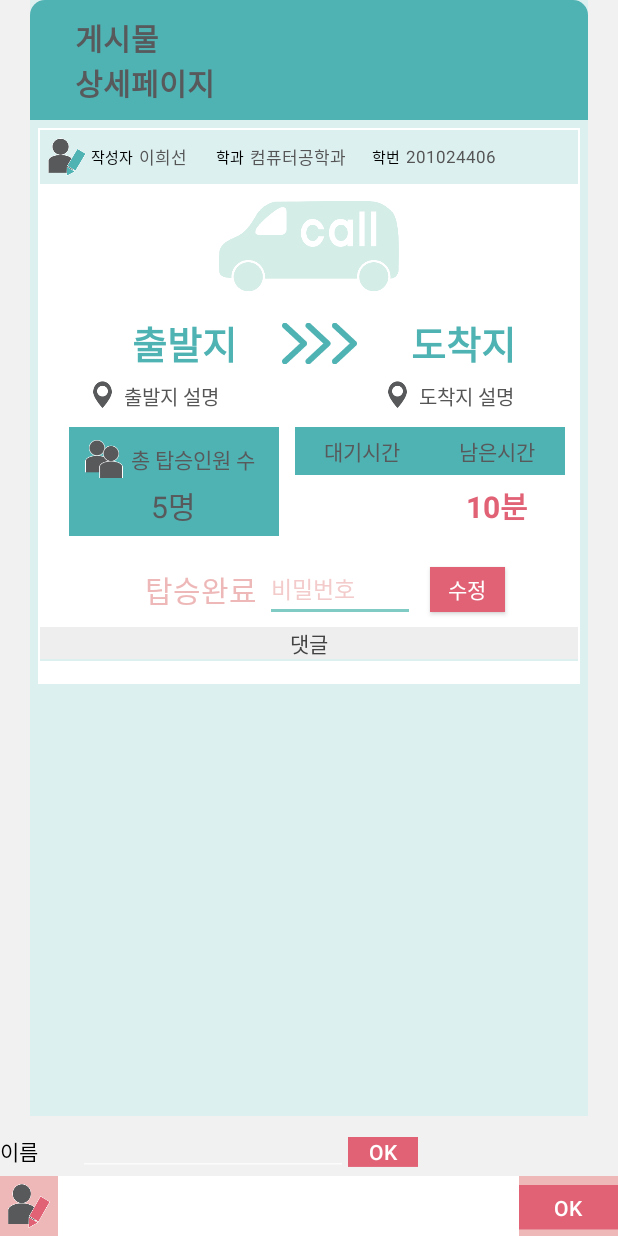
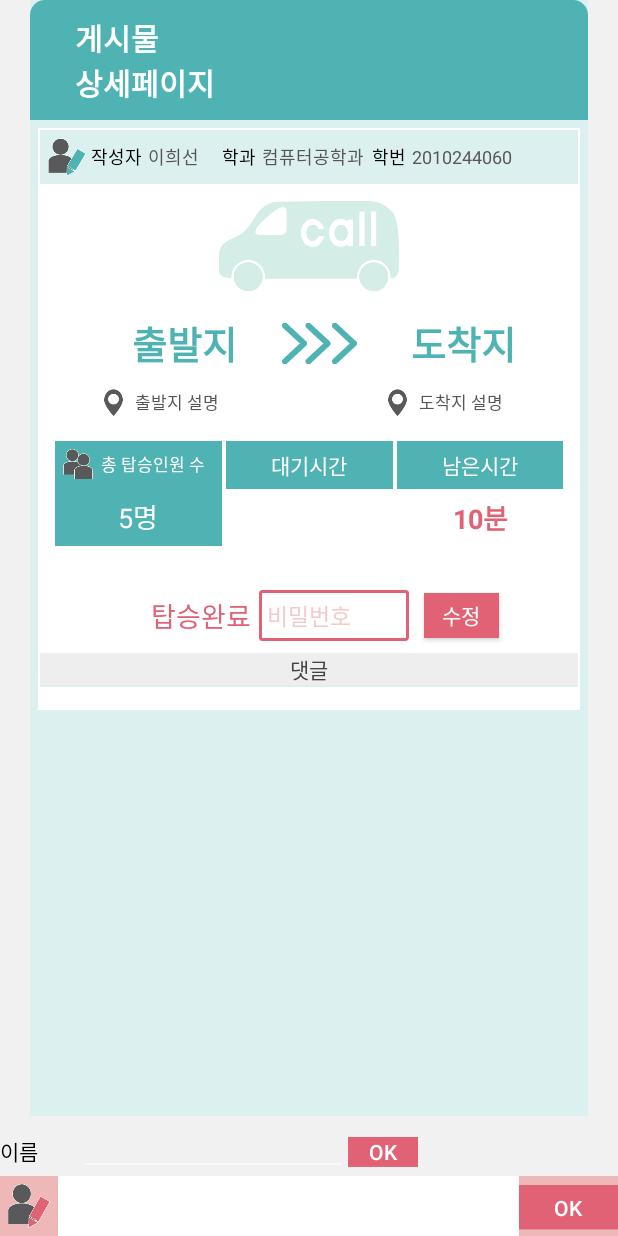
Before and after one commit to angalle/SMS, an Android app: the BoardDetailPage screen opened directly, with no data from a screen before it, on a phone screen of 412 x 824 dp. Run offline under Robolectric (Android 15) with nearby library versions, the light colour scheme and no system bars; libraries missing offline, so code that uses them is left out: com.loopj.android, cz.msebera.android; Roboto replaces fonts that are not available here; 4 statements that could not run were skipped.

Commit message:
상세 view 수정

```diff
--- a/app/src/main/java/univ/sm/board/BoardActivity.java
+++ b/app/src/main/java/univ/sm/board/BoardActivity.java
@@ -106,7 +106,6 @@ public class BoardActivity extends FragmentActivity implements View.OnClickListe
                 if(params == null){
                     return ;
                 }
-
 
                 LoopjConnection connection = LoopjConnection.getInstance(getApplicationContext());
                 connection.addPosting(params,board_list);
--- /dev/null
+++ b/app/src/main/res/drawable-hdpi/background_inputext.xml
@@ -0,0 +1,8 @@
+<?xml version="1.0" encoding="utf-8"?>
+<shape xmlns:android="http://schemas.android.com/apk/res/android">
+    <corners
+        android:radius="1dp"
+        />
+    <stroke android:width="2dip" android:color="#e16175"/>
+
+</shape>
--- a/app/src/main/res/layout/board_post_detail.xml
+++ b/app/src/main/res/layout/board_post_detail.xml
@@ -34,7 +34,7 @@
                     android:padding="10dp"
                     android:layout_marginLeft="20dp"
                     android:text="게시물 \n상세페이지"
-                    android:textColor="#58595b"
+                    android:textColor="#ffffff"
                     android:textSize="20dp"
                     android:textStyle="bold" />
 
@@ -72,55 +72,55 @@
                     android:layout_height="wrap_content"
                     android:paddingLeft="3dp"
                     android:text="작성자"
-                    android:textSize="10sp"
+                    android:textSize="12sp"
                     android:textColor="#000000" />
 
                 <TextView
                     android:id="@+id/WRITE_NAME_view"
-                    android:layout_width="55dp"
+                    android:layout_width="53dp"
                     android:layout_height="wrap_content"
                     android:maxLines="1"
                     android:paddingLeft="4dp"
                     android:paddingRight="5dp"
                     android:text="이희선"
                     android:textColor="#555555"
-                    android:textSize="11sp" />
+                    android:textSize="12sp" />
 
                 <TextView
                     android:layout_width="wrap_content"
                     android:layout_height="wrap_content"
                     android:text="학과"
-                    android:textSize="10sp"
+                    android:textSize="12sp"
                     android:textColor="#000000" />
 
                 <TextView
                     android:id="@+id/DEPARTMENT_view"
-                    android:layout_width="85dp"
+                    android:layout_width="77dp"
                     android:layout_height="wrap_content"
                     android:maxLines="1"
                     android:paddingLeft="4dp"
                     android:paddingRight="5dp"
                     android:text="컴퓨터공학과"
                     android:textColor="#555555"
-                    android:textSize="11sp" />
+                    android:textSize="12sp" />
 
                 <TextView
                     android:layout_width="wrap_content"
                     android:layout_height="wrap_content"
                     android:text="학번"
-                    android:textSize="10sp"
+                    android:textSize="12sp"
                     android:textColor="#000000" />
 
                 <TextView
                     android:id="@+id/STUDENT_NO_view"
-                    android:layout_width="75dp"
+                    android:layout_width="80dp"
                     android:layout_height="wrap_content"
                     android:maxLines="1"
                     android:paddingLeft="4dp"
                     android:paddingRight="5dp"
                     android:text="2010244060"
                     android:textColor="#555555"
-                    android:textSize="11sp" />
+                    android:textSize="12sp" />
             </LinearLayout>
             <LinearLayout
                 android:layout_width="match_parent"
@@ -187,8 +187,8 @@
                 android:layout_width="match_parent"
                 android:layout_height="match_parent"
                 android:orientation="horizontal"
-                android:layout_gravity="center_vertical"
-                android:paddingBottom="10dp"
+                android:layout_gravity="center"
+                android:padding="5dp"
                 android:gravity="center_horizontal">
                 <ImageView
                     android:layout_width="18dp"
@@ -204,7 +204,7 @@
                     android:paddingRight="10dp"
                     android:text="출발지 설명"
                     android:textColor="#555555"
-                    android:textSize="13sp" />
+                    android:textSize="11sp" />
 
                 <View
                     android:layout_width="50dp"
@@ -226,117 +226,122 @@
                     android:paddingRight="10dp"
                     android:text="도착지 설명"
                     android:textColor="#555555"
-                    android:textSize="13sp" />
+                    android:textSize="11sp" />
 
             </LinearLayout>
 
-            <GridLayout
+            <LinearLayout
                 android:layout_width="match_parent"
-                android:layout_height="wrap_content"
-                android:layout_gravity="center"
-                android:layout_marginLeft="10dp"
-                android:layout_marginRight="10dp"
-                android:columnCount="3"
-                android:rowCount="2">
+                android:layout_height="match_parent"
+                android:orientation="horizontal"
+                android:padding="10dp"
+                android:weightSum="3">
+
                 <LinearLayout
-                    android:layout_rowSpan="2"
-                    android:layout_gravity="center"
-                    android:layout_width="140dp"
-                    android:layout_height="wrap_content"
+                    android:layout_width="match_parent"
+                    android:layout_height="match_parent"
+                    android:layout_margin="1dp"
                     android:orientation="vertical"
-                    android:gravity="center"
-                    android:padding="5dp"
-                    android:background="#4fb2b3">
+                    android:background="#4fb2b3"
+                    android:layout_weight="1"
+                    android:weightSum="2">
 
                     <LinearLayout
                         android:layout_gravity="center"
-                    android:layout_width="wrap_content"
+                        android:layout_width="match_parent"
                         android:layout_height="wrap_content"
+                        android:layout_weight="1"
+                        android:paddingLeft="5dp"
+                        android:paddingRight="5dp"
                         android:gravity="center">
 
                         <ImageView
-                        android:layout_width="25dp"
-                        android:layout_height="25dp"
+                            android:layout_width="20dp"
+                            android:layout_height="20dp"
                             android:src="@drawable/no_poeple_icon"/>
 
                         <TextView
                             android:id="@+id/textView3"
-                        android:layout_width="wrap_content"
+                            android:layout_width="match_parent"
                             android:layout_height="wrap_content"
-                        android:layout_margin="5dp"
+                            android:textAlignment="center"
                             android:text="총 탑승인원 수"
-                        android:textColor="#58595b" />
+                            android:textSize="11sp"
+                            android:textColor="#ffffff" />
                     </LinearLayout>
 
                     <TextView
                         android:id="@+id/total_people"
-                        android:layout_width="wrap_content"
+                        android:layout_width="match_parent"
                         android:layout_height="wrap_content"
+                        android:gravity="center"
                         android:text="5명"
-                        android:textSize="20dp"
-                        android:textColor="#58595b" />
+                        android:textSize="18dp"
+                        android:textColor="#ffffff"
+                        android:layout_weight="1"/>
+
                 </LinearLayout>
 
+                <LinearLayout
+                    android:layout_width="match_parent"
+                    android:layout_height="match_parent"
+                    android:orientation="vertical"
+                    android:layout_weight="1"
+                    android:layout_margin="1dp"
+                    android:weightSum="2">
                     <TextView
-                    android:layout_width="90dp"
-                    android:layout_height="match_parent"
+                        android:layout_width="match_parent"
+                        android:layout_height="wrap_content"
                         android:background="#4fb2b3"
                         android:gravity="center"
-                    android:paddingLeft="10dp"
-                    android:paddingRight="10dp"
-                    android:paddingBottom="5dp"
-                    android:paddingTop="5dp"
+                        android:padding="5dp"
                         android:text="대기시간"
-                    android:textColor="#58595b" />
+                        android:textColor="#ffffff"
+                        android:layout_weight="1"/>
 
+                    <TextView
+                        android:id="@+id/wait_time_tv"
+                        android:layout_width="match_parent"
+                        android:layout_height="wrap_content"
+                        android:gravity="center"
+                        android:padding="5dp"
+                        android:textStyle="bold"
+                        android:hint="10분"
+                        android:textSize="18dp"
+                        android:textColor="#58595b"
+                        android:layout_weight="1"/>
+                </LinearLayout>
+
+                <LinearLayout
+                    android:layout_width="match_parent"
+                    android:layout_height="match_parent"
+                    android:orientation="vertical"
+                    android:layout_margin="1dp"
+                    android:layout_weight="1">
 
                     <TextView
                         android:id="@+id/passengerNum_tv"
-                    android:layout_width="90dp"
+                        android:layout_width="match_parent"
                         android:layout_height="wrap_content"
                         android:background="#4fb2b3"
                         android:gravity="center"
-                    android:paddingLeft="15dp"
-                    android:paddingRight="15dp"
-                    android:paddingBottom="5dp"
-                    android:paddingTop="5dp"
+                        android:padding="5dp"
                         android:text="남은시간"
-                    android:textColor="#58595b" />
-
-                <TextView
-                    android:id="@+id/wait_time_tv"
-                    android:layout_rowSpan="1"
-                    android:layout_columnSpan="1"
-                    android:layout_width="90dp"
-                    android:layout_height="match_parent"
-                    android:gravity="center"
-                    android:paddingLeft="15dp"
-                    android:paddingRight="15dp"
-                    android:paddingBottom="5dp"
-                    android:paddingTop="5dp"
-                    android:textStyle="bold"
-                    android:hint="10분"
-                    android:textSize="20dp"
-                    android:textColor="#58595b" />
+                        android:textColor="#ffffff" />
 
                     <TextView
                         android:id="@+id/remain_time_tv"
-                    android:layout_rowSpan="1"
-                    android:layout_columnSpan="1"
-                    android:layout_width="90dp"
+                        android:layout_width="match_parent"
                         android:textStyle="bold"
                         android:layout_height="wrap_content"
                         android:gravity="center"
-                    android:paddingLeft="15dp"
-                    android:paddingRight="15dp"
-                    android:paddingBottom="5dp"
-                    android:paddingTop="5dp"
-                    android:textSize="20dp"
+                        android:padding="5dp"
+                        android:textSize="18dp"
                         android:text="10분"
                         android:textColor="#e16175" />
 
-            </GridLayout>
-
+                </LinearLayout>
+            </LinearLayout>
 
             <LinearLayout
                 android:layout_width="wrap_content"
@@ -356,17 +361,20 @@
                     android:layout_width="wrap_content"
                     android:layout_height="wrap_content"
                     android:text="탑승완료"
-                    android:textColor="#eeb8b8"
-                    android:textSize="20sp" />
+                    android:textColor="#e16175"
+                    android:textSize="18sp" />
 
                 <EditText
                     android:layout_width="100dp"
                     android:layout_height="wrap_content"
                     android:layout_marginLeft="5dp"
+                    android:padding="5dp"
                     android:hint="비밀번호"
                     android:textColor="#000000"
                     android:textColorHint="#bbeeb8b8"
-                    android:textSize="15sp" />
+                    android:textSize="15sp"
+                    android:background="@drawable/background_inputext"
+                    android:id="@+id/editText" />
 
                 <Button
                     android:layout_width="50dp"
```
Also changed, not shown: app/src/main/res/drawable-hdpi/background.png (deleted). Lines whose indentation alone changed are shown as unchanged.
